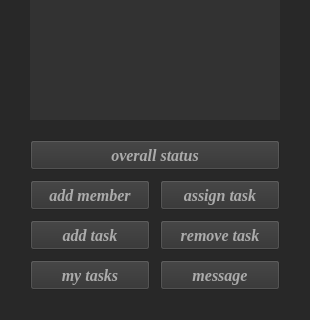
AP-projects-4001/hamidreza-ataei, file project_management/project_window_1.ui: the form before one commit; both pictures show x 0 to 310 and y 160 to 480 of the 310 by 480 pixel window.
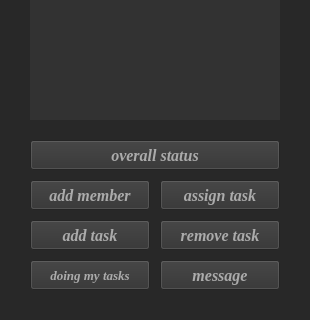
The form after the commit.

The edit to the form file:
```diff
--- a/project_management/project_window_1.ui
+++ b/project_management/project_window_1.ui
@@ -10,6 +10,18 @@
     <height>480</height>
    </rect>
   </property>
+  <property name="minimumSize">
+   <size>
+    <width>310</width>
+    <height>480</height>
+   </size>
+  </property>
+  <property name="maximumSize">
+   <size>
+    <width>310</width>
+    <height>480</height>
+   </size>
+  </property>
   <property name="windowTitle">
    <string>MainWindow</string>
   </property>
@@ -232,7 +244,7 @@
     <property name="font">
      <font>
       <family>Georgia</family>
-      <pointsize>12</pointsize>
+      <pointsize>10</pointsize>
       <weight>75</weight>
       <italic>true</italic>
       <bold>true</bold>
@@ -246,7 +258,7 @@
 background-color: rgb(50, 50, 50);</string>
     </property>
     <property name="text">
-     <string>my tasks</string>
+     <string>doing my tasks</string>
     </property>
    </widget>
   </widget>
```
Left out of the diff: 25 changed lines with no effect on the pictures.
